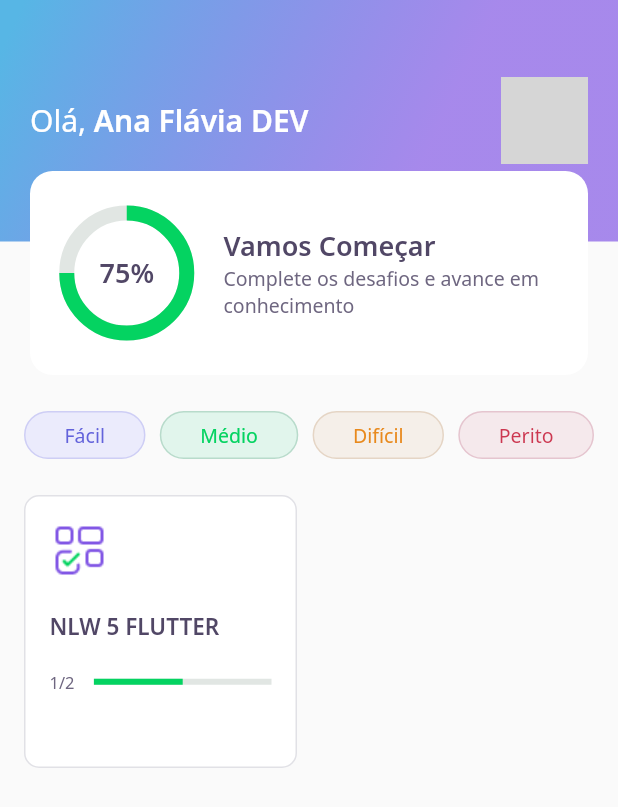
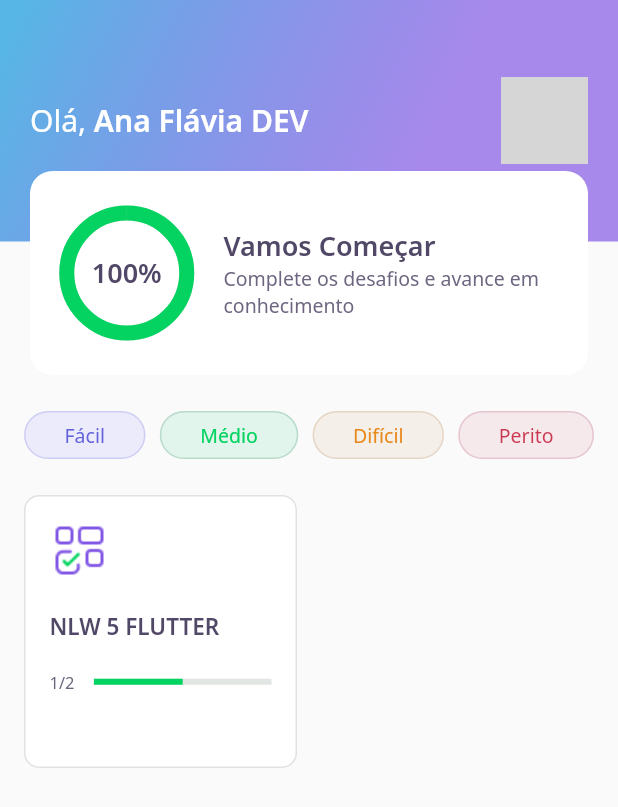
Before and after one commit to AnaFlaviaFerreira/DevQuiz, a Flutter app: the screen it shows after launch, on a phone screen of 412 x 824 dp. Shown: the top 807 px of the screen. Run offline on Flutter 3.47's test engine with Material 2 defaults, Android fonts, the phone set to English and light mode, and no system bars; our stand-ins replace google_fonts, share_plus; accounts and stored records are empty; network calls fail; grey boxes are pictures that could not be loaded.

Commit message:
Aula 05 - Surface Exploration

```diff
--- a/assets/database/user.json
+++ b/assets/database/user.json
@@ -1,5 +1,5 @@
 {
     "name": "Ana Flávia DEV",
-    "score": 75,
+    "score": 100,
     "photoUrl": "https://avatars.githubusercontent.com/u/40568787?v=4"
 }
--- a/lib/challenge/challenge_controller.dart
+++ b/lib/challenge/challenge_controller.dart
@@ -5,4 +5,6 @@ class ChallengeController {
   final currentPageNotifier = ValueNotifier<int>(1);
   int get currentPage => currentPageNotifier.value;
   set currentPage(int value) => currentPageNotifier.value = value;
+
+  int qtdAwnserRight = 0;
 }
--- a/lib/challenge/widgets/awnser/awnser_widget.dart
+++ b/lib/challenge/widgets/awnser/awnser_widget.dart
@@ -6,7 +6,7 @@ import 'package:flutter/material.dart';
 class AwnserWidget extends StatelessWidget {
   final AwnserModel awnser;
   final bool isSelected;
-  final VoidCallback onTap;
+  final ValueChanged<bool> onTap;
   final bool disabled;
 
   const AwnserWidget({Key? key, this.isSelected = false, required this.awnser, required this.onTap, this.disabled = false}) : super(key: key);
@@ -36,7 +36,9 @@ class AwnserWidget extends StatelessWidget {
       child: IgnorePointer(
         ignoring: disabled,
         child: GestureDetector(
-          onTap: onTap,
+          onTap: (){
+            onTap(awnser.isRight);
+          },
           child: Container(
             padding: EdgeInsets.all(16),
             decoration: BoxDecoration(
--- a/lib/core/app_widget.dart
+++ b/lib/core/app_widget.dart
@@ -1,5 +1,3 @@
-import 'package:dev_quiz/challenge/challenge_page.dart';
-import 'package:dev_quiz/home/home_page.dart';
 import 'package:dev_quiz/splash/splash_page.dart';
 import 'package:flutter/material.dart';
 
@@ -8,7 +6,7 @@ class AppWidget extends StatelessWidget {
   Widget build(BuildContext context) {
     return MaterialApp(
       title: "DevQuiz",
-      home: HomePage(),
+      home: SplashPage(),
     );
   }
 }
--- a/lib/home/home_page.dart
+++ b/lib/home/home_page.dart
@@ -68,7 +68,7 @@ class _HomePageState extends State<HomePage> {
                     title: e.title,
                     completed: "${e.questionAnswered}/${e.questions.length}",
                     onTap: () {
-                      Navigator.push(context, MaterialPageRoute(builder: (context) => ChallengePage(questions: e.questions,)));//Navegra nas páginas
+                      Navigator.push(context, MaterialPageRoute(builder: (context) => ChallengePage(questions: e.questions,title: e.title,)));//Navegra nas páginas
                     },
                     percent: e.questionAnswered/e.questions.length,
                   )).toList(),
--- a/lib/home/widgets/appbar/app_bar_widget.dart
+++ b/lib/home/widgets/appbar/app_bar_widget.dart
@@ -47,7 +47,7 @@ class AppBarWidget extends PreferredSize {
           ),
           Align(
             alignment: Alignment(0.0, 1.0),
-            child: ScoreCardWidget()
+            child: ScoreCardWidget(percent: user.score/100,)
           )
         ],
       ),
--- a/lib/home/widgets/chart/chart_widget.dart
+++ b/lib/home/widgets/chart/chart_widget.dart
@@ -2,15 +2,39 @@ import 'package:dev_quiz/core/app_colors.dart';
 import 'package:dev_quiz/core/core.dart';
 import 'package:flutter/material.dart';
 
-class ChartWidget extends StatelessWidget {
-  const ChartWidget({Key? key}) : super(key: key);
+class ChartWidget extends StatefulWidget {
+  final double percent;
+  const ChartWidget({Key? key, required this.percent}) : super(key: key);
+
+  @override
+  _ChartWidgetState createState() => _ChartWidgetState();
+}
+
+class _ChartWidgetState extends State<ChartWidget> with SingleTickerProviderStateMixin {
+  //animação
+  late AnimationController _controller;
+  late Animation<double> _animation;
+
+  void _initAnimation(){
+    _controller = AnimationController(vsync: this, duration: Duration(seconds: 3));
+    _animation = Tween<double>(begin: 0.0, end: widget.percent).animate(_controller);
+    _controller.forward();
+  }
+
+  @override
+  void initState() {
+    _initAnimation();
+    super.initState();
+  }
 
   @override
   Widget build(BuildContext context) {
     return Container(
       height: 80,
       width: 80,
-      child: Stack(
+      child: AnimatedBuilder(
+        animation: _animation,
+        builder: (context, _) => Stack(
           children: [
             Center(
               child: Container(
@@ -18,7 +42,7 @@ class ChartWidget extends StatelessWidget {
                 width: 80,
                 child: CircularProgressIndicator(
                   strokeWidth: 10,
-                value: .75,
+                  value: _animation.value,
                   backgroundColor: AppColors.chartSecondary,
                   valueColor: AlwaysStoppedAnimation<Color>(AppColors.chartPrimary),
                 ),
@@ -26,11 +50,12 @@ class ChartWidget extends StatelessWidget {
             ),
             Center(
               child: Text(
-              "75%",
+                "${(_animation.value * 100).toInt()}%",
                 style: AppTextStyles.heading,
               ),
             )
           ]
+        ),
       )
     );
   }
--- a/lib/home/widgets/score_card/score_card_widget.dart
+++ b/lib/home/widgets/score_card/score_card_widget.dart
@@ -4,7 +4,8 @@ import 'package:dev_quiz/home/widgets/chart/chart_widget.dart';
 import 'package:flutter/material.dart';
 
 class ScoreCardWidget extends StatelessWidget {
-  const ScoreCardWidget({Key? key}) : super(key: key);
+  final double percent;
+  const ScoreCardWidget({Key? key, required this.percent}) : super(key: key);
 
   @override
   Widget build(BuildContext context) {
@@ -23,7 +24,7 @@ class ScoreCardWidget extends StatelessWidget {
             children: [
               Expanded(
                 flex: 1,
-                child: ChartWidget(),
+                child: ChartWidget(percent: percent,),
               ),
               Expanded(
                 flex: 3,
--- a/lib/splash/splash_page.dart
+++ b/lib/splash/splash_page.dart
@@ -1,9 +1,12 @@
 import 'package:dev_quiz/core/core.dart';
+import 'package:dev_quiz/home/home_page.dart';
 import 'package:flutter/material.dart';
 
 class SplashPage extends StatelessWidget {
   @override
   Widget build(BuildContext context) {
+    Future.delayed(Duration(seconds: 2))
+    .then((_) => Navigator.pushReplacement(context, MaterialPageRoute(builder: (context) => HomePage())));//processo de navegação
     return Scaffold(
       body: Container(
         decoration: BoxDecoration(
--- a/pubspec.yaml
+++ b/pubspec.yaml
@@ -10,6 +10,7 @@ dependencies:
     sdk: flutter
   cupertino_icons: ^1.0.2
   google_fonts: ^2.0.0
+  share_plus: ^2.0.1
 
 dev_dependencies:
   flutter_test:
```
Also changed, not shown: lib/challenge/challenge_page.dart (+16 -3 lines), lib/challenge/widgets/next__button/next_button_widget.dart (+7 -0 lines), lib/challenge/widgets/quiz/quiz_widget.dart (+4 -4 lines), lib/result/result_page.dart (added, +72 -0 lines), assets/images/trophy.png, pubspec.lock. Lines whose indentation alone changed are shown as unchanged.
